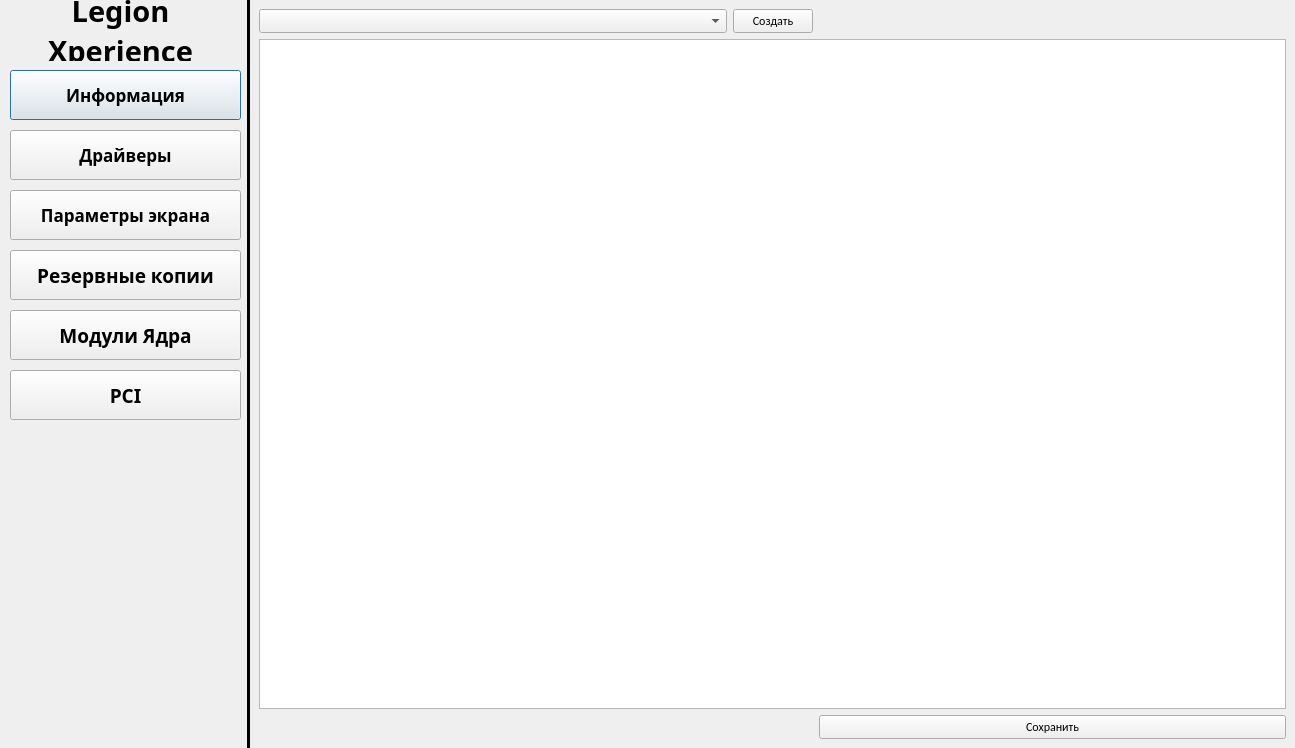
Ilase/xUtiles, file ui/mainwindow.ui: the form before one commit.
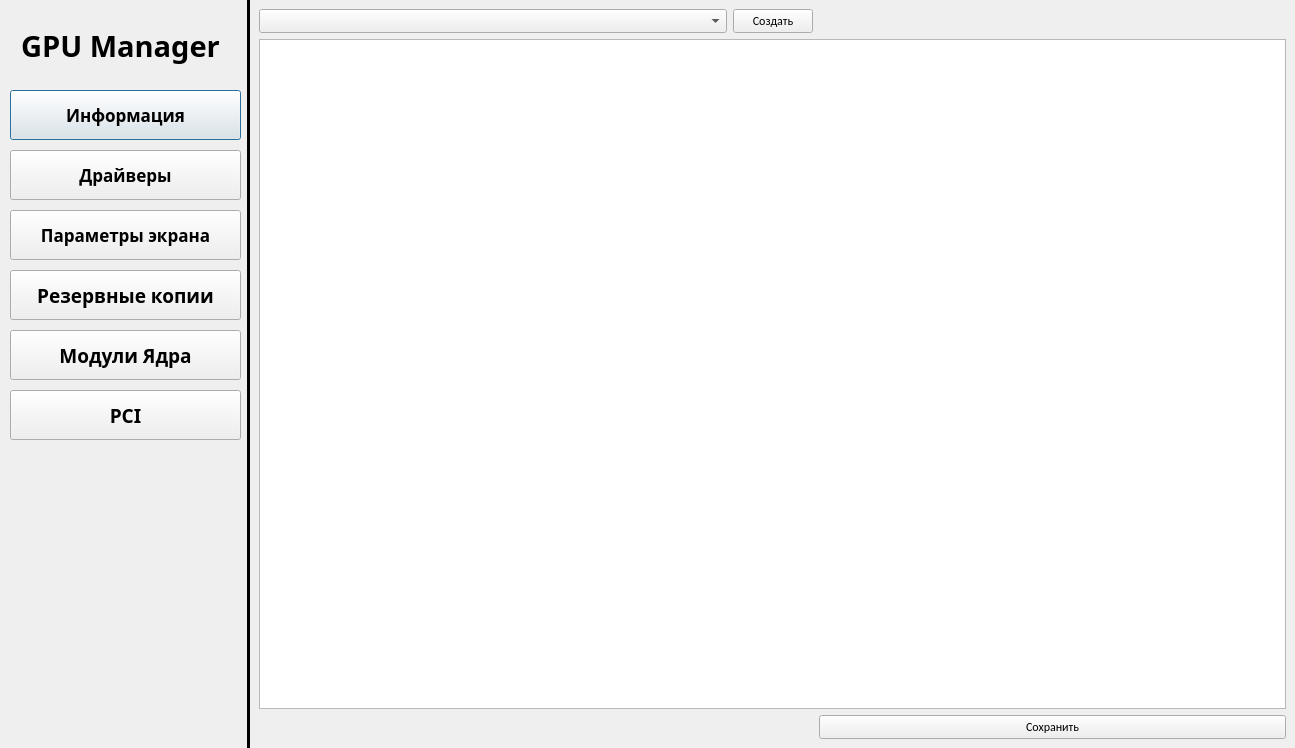
The form after the commit.

Commit message: Changed display name

```diff
--- a/ui/mainwindow.ui
+++ b/ui/mainwindow.ui
@@ -95,7 +95,7 @@
          <property name="geometry">
           <rect>
            <x>10</x>
-           <y>190</y>
+           <y>210</y>
            <width>231</width>
            <height>50</height>
           </rect>
@@ -131,9 +131,9 @@
          <property name="geometry">
           <rect>
            <x>10</x>
-           <y>0</y>
+           <y>10</y>
            <width>221</width>
-           <height>61</height>
+           <height>71</height>
           </rect>
          </property>
          <property name="font">
@@ -151,7 +151,7 @@
           <string notr="true">border-right: none</string>
          </property>
          <property name="text">
-          <string>Legion Xperience</string>
+          <string>GPU Manager</string>
          </property>
          <property name="textFormat">
           <enum>Qt::PlainText</enum>
@@ -167,7 +167,7 @@
          <property name="geometry">
           <rect>
            <x>10</x>
-           <y>250</y>
+           <y>270</y>
            <width>231</width>
            <height>50</height>
           </rect>
@@ -200,7 +200,7 @@
          <property name="geometry">
           <rect>
            <x>10</x>
-           <y>130</y>
+           <y>150</y>
            <width>231</width>
            <height>50</height>
           </rect>
@@ -233,7 +233,7 @@
          <property name="geometry">
           <rect>
            <x>10</x>
-           <y>70</y>
+           <y>90</y>
            <width>231</width>
            <height>50</height>
           </rect>
@@ -281,7 +281,7 @@
          <property name="geometry">
           <rect>
            <x>10</x>
-           <y>310</y>
+           <y>330</y>
            <width>231</width>
            <height>50</height>
           </rect>
@@ -314,7 +314,7 @@
          <property name="geometry">
           <rect>
            <x>10</x>
-           <y>370</y>
+           <y>390</y>
            <width>231</width>
            <height>50</height>
           </rect>
```
